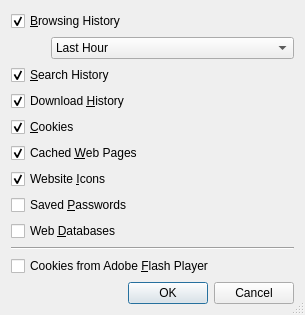
Old version of the form Helpviewer/HelpClearPrivateDataDialog.ui in the repository testmana2/test.
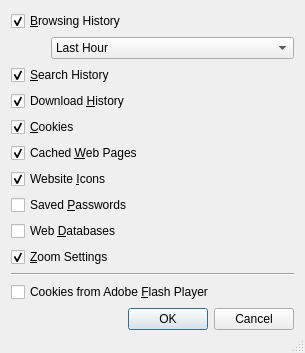
New version of the form.

Commit message: Added capability to remember the zoom values for each site (incl. a dialog to manage these).

The edit to the form file:
```diff
--- a/Helpviewer/HelpClearPrivateDataDialog.ui
+++ b/Helpviewer/HelpClearPrivateDataDialog.ui
@@ -7,7 +7,7 @@
     <x>0</x>
     <y>0</y>
     <width>305</width>
-    <height>289</height>
+    <height>353</height>
    </rect>
   </property>
   <property name="windowTitle">
@@ -173,6 +173,19 @@
      </property>
     </widget>
    </item>
+   <item>
+    <widget class="QCheckBox" name="zoomCheckBox">
+     <property name="toolTip">
+      <string>Select to delete all remembered zoom settings</string>
+     </property>
+     <property name="text">
+      <string>&amp;Zoom Settings</string>
+     </property>
+     <property name="checked">
+      <bool>true</bool>
+     </property>
+    </widget>
+   </item>
    <item>
     <widget class="Line" name="line">
      <property name="orientation">
```
Left out of the diff: 10 changed lines with no effect on the pictures. The commit also changes 34 other files.
